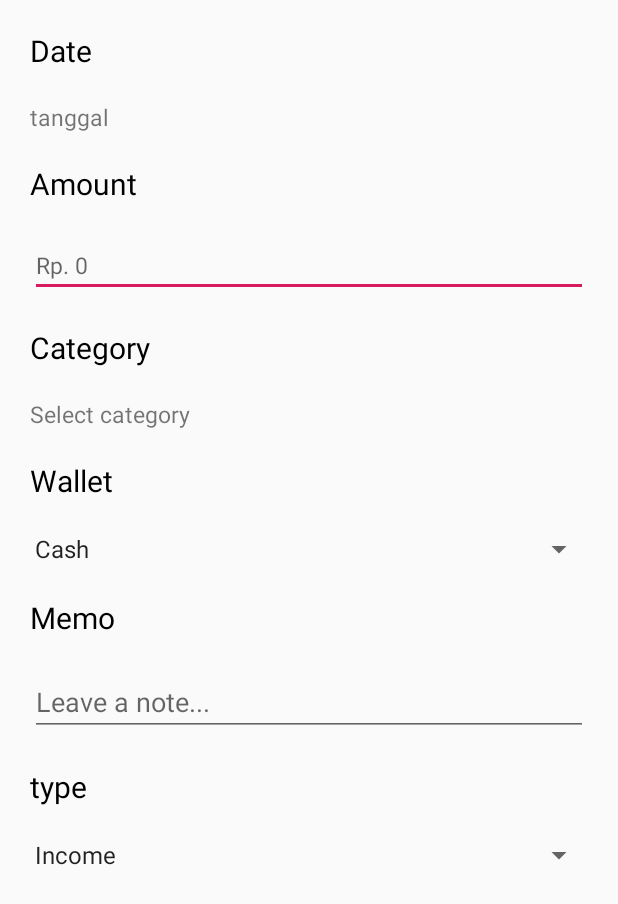
After one commit to hsn0000/UangKu, an Android app: the Add_record screen opened directly, with no data from a screen before it, on a phone screen of 412 x 824 dp. The commit adds this screen. Shown: the top 904 px of the screen. Run offline under Robolectric (Android 15) with nearby library versions, the phone set to English and light mode, and no system bars.

Commit message:
db room + layout + insert data

```diff
--- a/app/src/main/AndroidManifest.xml
+++ b/app/src/main/AndroidManifest.xml
@@ -10,14 +10,16 @@
             android:supportsRtl="true"
             android:theme="@style/AppTheme">
 
-        <activity android:name=".AllFragment">
+        <activity android:name=".RegisterName">
             <intent-filter>
                 <action android:name="android.intent.action.MAIN"/>
 
                 <category android:name="android.intent.category.LAUNCHER"/>
             </intent-filter>
         </activity>
-
+        <activity android:name=".RegisterBalance"/>
+        <activity android:name=".AllFragment"/>
+        <activity android:name=".Add_record"/>
     </application>
 
 </manifest>
--- /dev/null
+++ b/app/src/main/java/com/example/uangku/Add_record.kt
@@ -0,0 +1,11 @@
+package com.example.uangku
+
+import android.os.Bundle
+import androidx.appcompat.app.AppCompatActivity
+
+class Add_record : AppCompatActivity(){
+    override fun onCreate(savedInstanceState: Bundle?) {
+        super.onCreate(savedInstanceState)
+        setContentView(R.layout.add_record)
+    }
+}
--- a/app/src/main/res/layout/activity_navbot.xml
+++ b/app/src/main/res/layout/activity_navbot.xml
@@ -32,8 +32,8 @@
             android:layout_height="match_parent"
             android:orientation="vertical"
             android:id="@+id/content"
-    android:layout_below="@+id/toolbar"
-    android:layout_above="@+id/nav_view">
+            android:layout_below="@+id/toolbar"
+            android:layout_above="@+id/nav_view">
 
 
     </LinearLayout>
--- /dev/null
+++ b/app/src/main/res/layout/add_record.xml
@@ -0,0 +1,105 @@
+<?xml version="1.0" encoding="utf-8"?>
+<LinearLayout xmlns:android="http://schemas.android.com/apk/res/android"
+    android:layout_width="match_parent"
+    android:layout_height="match_parent"
+    android:orientation="vertical">
+
+    <TextView
+        android:layout_width="wrap_content"
+        android:layout_height="wrap_content"
+        android:layout_margin="20dp"
+        android:text="Date"
+        android:textColor="#000"
+        android:textSize="20sp" />
+
+    <TextView
+        android:layout_width="match_parent"
+        android:layout_height="wrap_content"
+        android:layout_marginStart="20dp"
+        android:text="tanggal"
+        android:textSize="15sp"
+
+        />
+
+    <TextView
+        android:layout_width="wrap_content"
+        android:layout_height="wrap_content"
+        android:layout_margin="20dp"
+        android:text="Amount"
+        android:textColor="#000"
+        android:textSize="20sp" />
+
+    <EditText
+        android:layout_width="match_parent"
+        android:layout_height="wrap_content"
+        android:layout_marginStart="20dp"
+        android:layout_marginEnd="20dp"
+        android:hint="Rp. 0"
+        android:textSize="15sp"
+
+        />
+
+    <TextView
+        android:layout_width="wrap_content"
+        android:layout_height="wrap_content"
+        android:layout_margin="20dp"
+        android:text="Category"
+        android:textColor="#000"
+        android:textSize="20sp" />
+
+    <TextView
+        android:layout_width="match_parent"
+        android:layout_height="wrap_content"
+        android:layout_marginStart="20dp"
+        android:text="Select category"
+        android:textSize="15sp"
+
+        />
+
+    <TextView
+        android:layout_width="wrap_content"
+        android:layout_height="wrap_content"
+        android:layout_margin="20dp"
+        android:text="Wallet"
+        android:textColor="#000"
+        android:textSize="20sp" />
+
+    <Spinner
+        android:layout_width="match_parent"
+        android:layout_height="wrap_content"
+        android:layout_marginStart="15dp"
+        android:layout_marginEnd="15dp"
+        android:entries="@array/wallet" />
+
+    <TextView
+        android:layout_width="wrap_content"
+        android:layout_height="wrap_content"
+        android:layout_margin="20dp"
+        android:text="Memo"
+        android:textColor="#000"
+        android:textSize="20sp" />
+
+    <EditText
+        android:layout_width="match_parent"
+        android:layout_height="wrap_content"
+        android:layout_marginStart="20dp"
+        android:layout_marginEnd="20dp"
+        android:hint="Leave a note..." />
+
+    <TextView
+        android:layout_width="wrap_content"
+        android:layout_height="wrap_content"
+        android:layout_margin="20dp"
+        android:text="type"
+        android:textColor="#000"
+        android:textSize="20sp" />
+
+    <Spinner
+        android:layout_width="match_parent"
+        android:layout_height="wrap_content"
+        android:layout_marginStart="15dp"
+        android:layout_marginEnd="15dp"
+        android:entries="@array/type" />
+
+
+</LinearLayout>
--- a/app/src/main/res/layout/wallet.xml
+++ b/app/src/main/res/layout/wallet.xml
@@ -24,8 +24,9 @@
             android:background="@drawable/lengkung">
         <LinearLayout
                 android:layout_margin="15dp"
-                android:layout_width="150dp"
+                android:layout_width="match_parent"
                 android:orientation="vertical"
+                android:layout_weight="1"
                 android:background="@drawable/lengkungbiru"
                 android:layout_height="55dp">
             <TextView
@@ -50,7 +51,8 @@
         </LinearLayout>
         <LinearLayout
                 android:layout_margin="15dp"
-                android:layout_width="150dp"
+                android:layout_weight="1"
+                android:layout_width="match_parent"
                 android:orientation="vertical"
                 android:background="@drawable/lengkungbiru"
                 android:layout_height="55dp">
--- a/app/src/main/res/values/strings.xml
+++ b/app/src/main/res/values/strings.xml
@@ -4,6 +4,14 @@
         <item>Toyota</item>
         <item>Honda</item>
     </string-array>
+    <string-array name="wallet">
+        <item>Cash</item>
+        <item>Atm</item>
+    </string-array>
+    <string-array name="type">
+        <item>Income</item>
+        <item>Expense</item>
+    </string-array>
     <string name="title_activity_navbot">navbot</string>
     <string name="title_home">Home</string>
     <string name="title_dashboard">Dashboard</string>
```
Also changed, not shown: app/build.gradle (+12 -0 lines), app/src/main/java/com/example/uangku/MainActivity.kt (+22 -0 lines), app/src/main/java/com/example/uangku/PrefHelper.kt (added, +44 -0 lines), app/src/main/java/com/example/uangku/RegisterBalance.kt (added, +44 -0 lines), app/src/main/java/com/example/uangku/RegisterName.kt (added, +46 -0 lines), app/src/main/java/com/example/uangku/fragment/FragmentHome.kt (+11 -0 lines), app/src/main/java/com/example/uangku/roomDb/AppDB.kt (added, +11 -0 lines), app/src/main/java/com/example/uangku/roomDb/User_DAO.kt (added, +16 -0 lines), app/src/main/java/com/example/uangku/roomDb/User_Entity.kt (added, +20 -0 lines), app/src/main/res/layout/act_begin_ballance.xml (+7 -5 lines), app/src/main/res/layout/act_currency.xml (+5 -5 lines), app/src/main/res/layout/act_name.xml (+4 -4 lines), app/src/main/res/layout/home.xml (+35 -8 lines).
